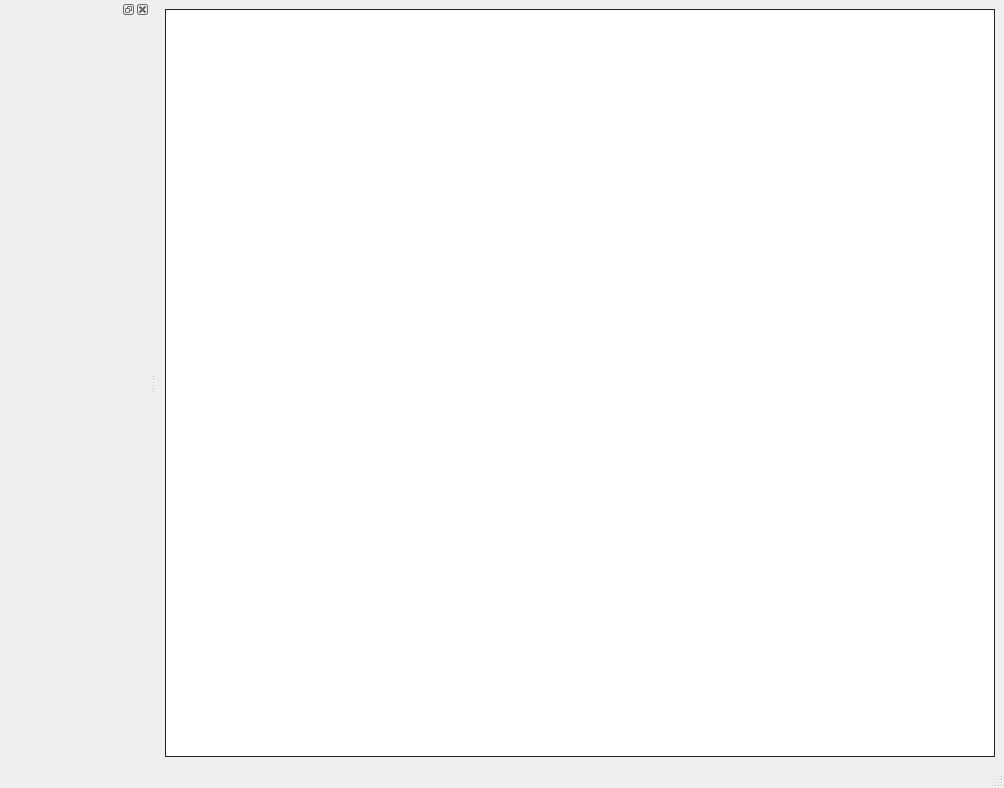
First picture: the form in ui/main.ui, repository albano-a/Waveleter, before the edit.
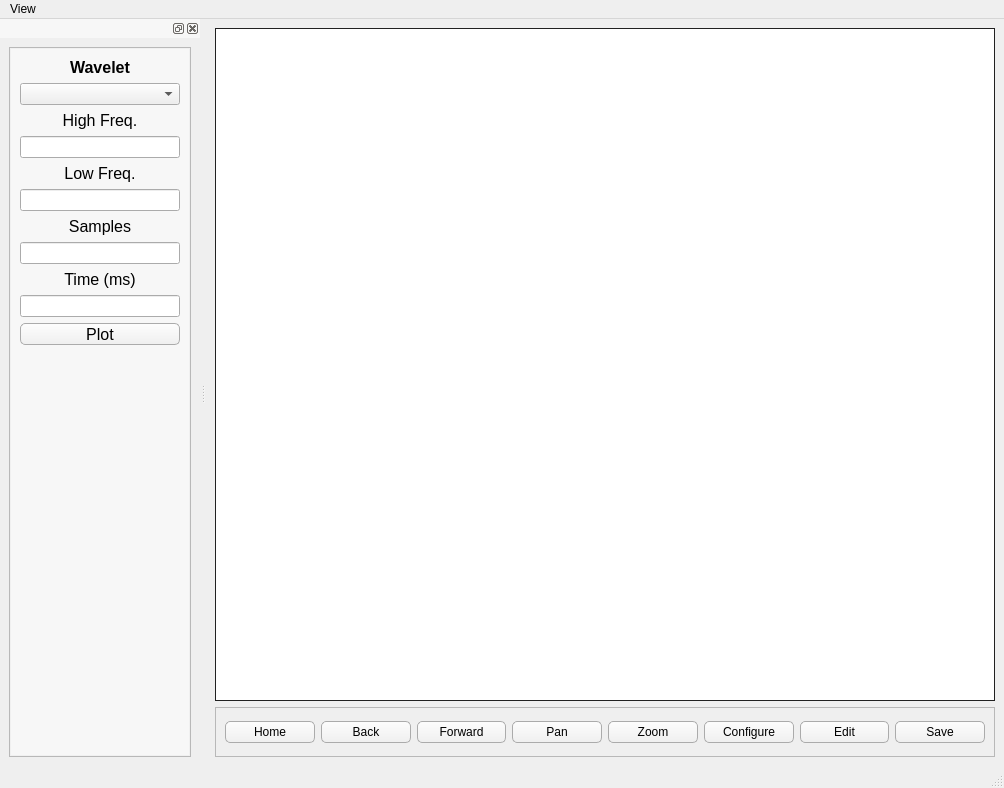
Second picture: the form after the edit.

```diff
--- a/ui/main.ui
+++ b/ui/main.ui
@@ -11,10 +11,29 @@
    </rect>
   </property>
   <property name="windowTitle">
-   <string>MainWindow</string>
+   <string>Waveleter</string>
+  </property>
+  <property name="styleSheet">
+   <string notr="true">QPushButton {
+	border-radius: 5px;
+	border: 1px solid #ababab;
+	height: 20px;
+	background-color: qlineargradient(spread:pad, x1:0.454545, y1:0, x2:0.454545, y2:1, stop:0 rgba(253, 253, 253, 255), stop:1 rgba(239, 239, 239, 255));
+
+	
+}
+
+QPushButton:hover {
+    background: qlineargradient(spread:pad, x1:0.454545, y1:0, x2:0.454545, y2:1, stop:0 rgba(254, 254, 254, 255), stop:1 rgba(248, 248, 248, 255));
+}
+
+QPushButton:pressed {
+    
+}
+</string>
   </property>
   <widget class="QWidget" name="centralwidget">
-   <layout class="QHBoxLayout" name="horizontalLayout">
+   <layout class="QVBoxLayout" name="verticalLayout">
     <item>
      <widget class="QFrame" name="frame">
       <property name="styleSheet">
@@ -31,6 +50,108 @@
       </property>
      </widget>
     </item>
+    <item>
+     <widget class="QFrame" name="frame_3">
+      <property name="maximumSize">
+       <size>
+        <width>16777215</width>
+        <height>50</height>
+       </size>
+      </property>
+      <property name="frameShape">
+       <enum>QFrame::StyledPanel</enum>
+      </property>
+      <property name="frameShadow">
+       <enum>QFrame::Raised</enum>
+      </property>
+      <layout class="QVBoxLayout" name="verticalLayout_2">
+       <item>
+        <layout class="QHBoxLayout" name="horizontalLayout">
+         <item>
+          <widget class="QPushButton" name="homeButton">
+           <property name="statusTip">
+            <string>Reset original view</string>
+           </property>
+           <property name="text">
+            <string>Home</string>
+           </property>
+          </widget>
+         </item>
+         <item>
+          <widget class="QPushButton" name="backButton">
+           <property name="statusTip">
+            <string>Back to previous view</string>
+           </property>
+           <property name="text">
+            <string>Back</string>
+           </property>
+          </widget>
+         </item>
+         <item>
+          <widget class="QPushButton" name="forwardButton">
+           <property name="statusTip">
+            <string>Forward to next view</string>
+           </property>
+           <property name="text">
+            <string>Forward</string>
+           </property>
+          </widget>
+         </item>
+         <item>
+          <widget class="QPushButton" name="panButton">
+           <property name="statusTip">
+            <string>Left buttons pans, Right button zooms x/y fixes axis, CTRL fixes aspect</string>
+           </property>
+           <property name="text">
+            <string>Pan</string>
+           </property>
+          </widget>
+         </item>
+         <item>
+          <widget class="QPushButton" name="zoomButton">
+           <property name="statusTip">
+            <string>Zoom to rectangle x/y fixes axis</string>
+           </property>
+           <property name="text">
+            <string>Zoom</string>
+           </property>
+          </widget>
+         </item>
+         <item>
+          <widget class="QPushButton" name="configureSubPlots">
+           <property name="statusTip">
+            <string>Configure subplots</string>
+           </property>
+           <property name="text">
+            <string>Configure</string>
+           </property>
+          </widget>
+         </item>
+         <item>
+          <widget class="QPushButton" name="editButton">
+           <property name="statusTip">
+            <string>Edit axis, curve and image parameters</string>
+           </property>
+           <property name="text">
+            <string>Edit</string>
+           </property>
+          </widget>
+         </item>
+         <item>
+          <widget class="QPushButton" name="saveButton">
+           <property name="statusTip">
+            <string>Save the figure</string>
+           </property>
+           <property name="text">
+            <string>Save</string>
+           </property>
+          </widget>
+         </item>
+        </layout>
+       </item>
+      </layout>
+     </widget>
+    </item>
    </layout>
   </widget>
   <widget class="QMenuBar" name="menubar">
@@ -42,13 +163,20 @@
      <height>21</height>
     </rect>
    </property>
+   <widget class="QMenu" name="menuSidebar">
+    <property name="title">
+     <string>View</string>
+    </property>
+    <addaction name="actionViewSideBar"/>
+   </widget>
+   <addaction name="menuSidebar"/>
   </widget>
   <widget class="QStatusBar" name="statusbar"/>
   <widget class="QDockWidget" name="dockWidget">
    <property name="minimumSize">
     <size>
-     <width>150</width>
-     <height>150</height>
+     <width>200</width>
+     <height>320</height>
     </size>
    </property>
    <property name="maximumSize">
@@ -57,10 +185,173 @@
      <height>524287</height>
     </size>
    </property>
+   <property name="styleSheet">
+    <string notr="true">QDockWidget::title {
+    background: #f7f7f7;
+}</string>
+   </property>
+   <property name="windowTitle">
+    <string/>
+   </property>
    <attribute name="dockWidgetArea">
     <number>1</number>
    </attribute>
-   <widget class="QWidget" name="dockWidgetContents"/>
+   <widget class="QWidget" name="dockWidgetContents">
+    <layout class="QHBoxLayout" name="horizontalLayout_2">
+     <item>
+      <widget class="QScrollArea" name="scrollArea">
+       <property name="widgetResizable">
+        <bool>true</bool>
+       </property>
+       <widget class="QWidget" name="scrollAreaWidgetContents">
+        <property name="geometry">
+         <rect>
+          <x>0</x>
+          <y>0</y>
+          <width>180</width>
+          <height>705</height>
+         </rect>
+        </property>
+        <layout class="QHBoxLayout" name="horizontalLayout_3">
+         <property name="leftMargin">
+          <number>0</number>
+         </property>
+         <property name="topMargin">
+          <number>0</number>
+         </property>
+         <property name="rightMargin">
+          <number>0</number>
+         </property>
+         <property name="bottomMargin">
+          <number>0</number>
+         </property>
+         <item>
+          <widget class="QFrame" name="frame_2">
+           <property name="styleSheet">
+            <string notr="true">QFrame {
+	background-color: #f7f7f7;
+	border: 1px solid #f0f0f0;
+}</string>
+           </property>
+           <property name="frameShape">
+            <enum>QFrame::StyledPanel</enum>
+           </property>
+           <property name="frameShadow">
+            <enum>QFrame::Raised</enum>
+           </property>
+           <layout class="QHBoxLayout" name="horizontalLayout_4">
+            <item>
+             <layout class="QFormLayout" name="formLayout">
+              <item row="1" column="0" colspan="2">
+               <widget class="QComboBox" name="waveletSelector">
+                <property name="statusTip">
+                 <string>Choose between differents wavelets to plot</string>
+                </property>
+               </widget>
+              </item>
+              <item row="0" column="0" colspan="2">
+               <widget class="QLabel" name="label">
+                <property name="styleSheet">
+                 <string notr="true">QLabel {
+	border: None;
+}</string>
+                </property>
+                <property name="text">
+                 <string>&lt;html&gt;&lt;head/&gt;&lt;body&gt;&lt;p align=&quot;center&quot;&gt;&lt;span style=&quot; font-size:12pt; font-weight:600;&quot;&gt;Wavelet&lt;/span&gt;&lt;/p&gt;&lt;/body&gt;&lt;/html&gt;</string>
+                </property>
+               </widget>
+              </item>
+              <item row="2" column="0" colspan="2">
+               <widget class="QLabel" name="label_2">
+                <property name="styleSheet">
+                 <string notr="true">QLabel {
+	border: None;
+}</string>
+                </property>
+                <property name="text">
+                 <string>&lt;html&gt;&lt;head/&gt;&lt;body&gt;&lt;p align=&quot;center&quot;&gt;&lt;span style=&quot; font-size:12pt;&quot;&gt;High Freq.&lt;/span&gt;&lt;/p&gt;&lt;/body&gt;&lt;/html&gt;</string>
+                </property>
+               </widget>
+              </item>
+              <item row="3" column="0" colspan="2">
+               <widget class="QLineEdit" name="highFreqInput">
+                <property name="toolTip">
+                 <string>Enter the high frequency or peak frequency of your wavelet</string>
+                </property>
+               </widget>
+              </item>
+              <item row="5" column="0" colspan="2">
+               <widget class="QLineEdit" name="lowFreqInput">
+                <property name="toolTip">
+                 <string>Enter the low frequency, if needed</string>
+                </property>
+               </widget>
+              </item>
+              <item row="7" column="0" colspan="2">
+               <widget class="QLineEdit" name="samplesInput"/>
+              </item>
+              <item row="6" column="0" colspan="2">
+               <widget class="QLabel" name="label_4">
+                <property name="styleSheet">
+                 <string notr="true">QLabel {
+	border: None;
+}</string>
+                </property>
+                <property name="text">
+                 <string>&lt;html&gt;&lt;head/&gt;&lt;body&gt;&lt;p align=&quot;center&quot;&gt;&lt;span style=&quot; font-size:12pt;&quot;&gt;Samples&lt;/span&gt;&lt;/p&gt;&lt;/body&gt;&lt;/html&gt;</string>
+                </property>
+               </widget>
+              </item>
+              <item row="4" column="0" colspan="2">
+               <widget class="QLabel" name="label_3">
+                <property name="styleSheet">
+                 <string notr="true">QLabel {
+	border: None;
+}</string>
+                </property>
+                <property name="text">
+                 <string>&lt;html&gt;&lt;head/&gt;&lt;body&gt;&lt;p align=&quot;center&quot;&gt;&lt;span style=&quot; font-size:12pt;&quot;&gt;Low Freq.&lt;/span&gt;&lt;/p&gt;&lt;/body&gt;&lt;/html&gt;</string>
+                </property>
+               </widget>
+              </item>
+              <item row="8" column="0" colspan="2">
+               <widget class="QLabel" name="label_5">
+                <property name="styleSheet">
+                 <string notr="true">QLabel {
+	border: None;
+}</string>
+                </property>
+                <property name="text">
+                 <string>&lt;html&gt;&lt;head/&gt;&lt;body&gt;&lt;p align=&quot;center&quot;&gt;&lt;span style=&quot; font-size:12pt;&quot;&gt;Time (ms)&lt;/span&gt;&lt;/p&gt;&lt;/body&gt;&lt;/html&gt;</string>
+                </property>
+               </widget>
+              </item>
+              <item row="9" column="0" colspan="2">
+               <widget class="QLineEdit" name="timeInput"/>
+              </item>
+              <item row="10" column="0" colspan="2">
+               <widget class="QPushButton" name="plotWavButton">
+                <property name="font">
+                 <font>
+                  <pointsize>12</pointsize>
+                 </font>
+                </property>
+                <property name="text">
+                 <string>Plot</string>
+                </property>
+               </widget>
+              </item>
+             </layout>
+            </item>
+           </layout>
+          </widget>
+         </item>
+        </layout>
+       </widget>
+      </widget>
+     </item>
+    </layout>
+   </widget>
   </widget>
  </widget>
  <resources/>
```
Left out of the diff: 5 changed lines with no effect on the pictures.
